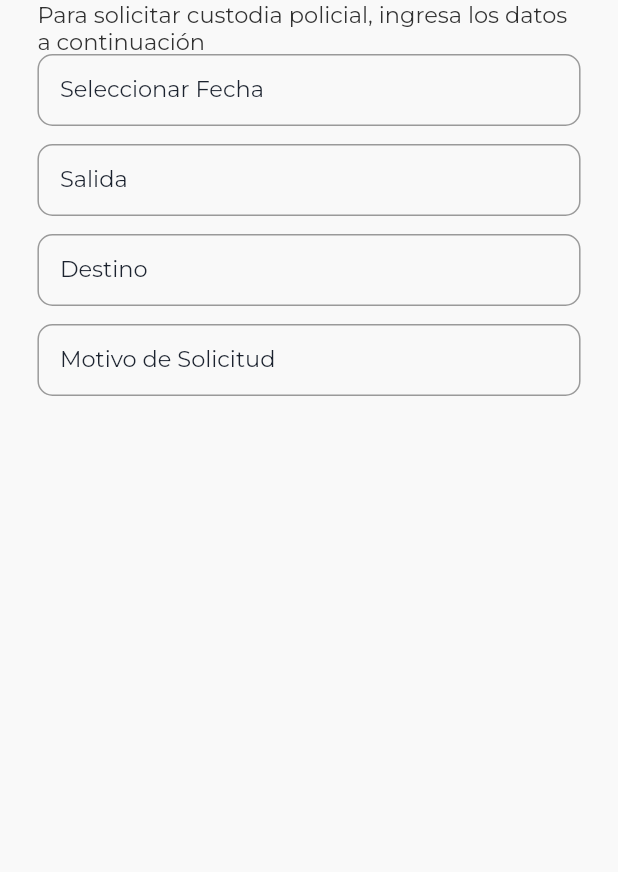
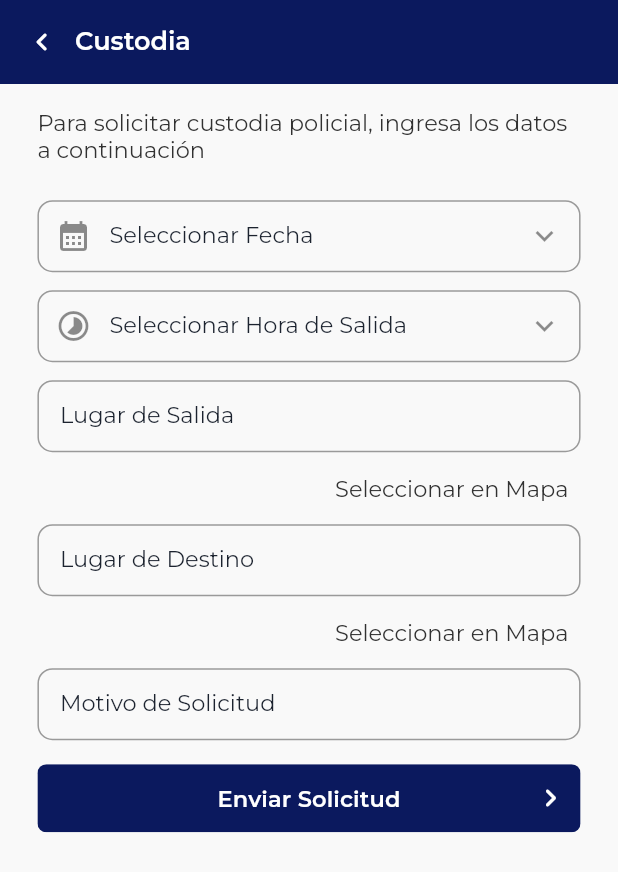
Before and after one commit to 5murdok5/policia_comunitaria, a Flutter app: the PageCustodia screen opened by its route, on a phone screen of 412 x 824 dp. Shown: the top 872 px of the screen. Run offline on Flutter 3.47's test engine with Material 2 defaults, Android fonts, the light colour scheme and no system bars; our stand-ins replace firebase_core, flutter_map, get, latlong2; accounts and stored records are empty; network calls fail; project files that could hold a hidden picture were left out.

Commit message:
update section custodia

```diff
--- a/lib/src/ui/pages/custodia/page.custodia.dart
+++ b/lib/src/ui/pages/custodia/page.custodia.dart
@@ -1,5 +1,8 @@
 import 'package:flutter/material.dart';
 import 'package:policiacomunitaria/src/global/global_valiables_app.dart';
+import 'package:policiacomunitaria/src/theme/theme.dart';
+import 'package:policiacomunitaria/src/ui/widgets/widget_app_bar_home.dart';
+import 'package:policiacomunitaria/src/ui/widgets/widget_button.dart';
 import 'package:policiacomunitaria/src/ui/widgets/widget_input.dart';
 import 'package:policiacomunitaria/src/ui/widgets/widget_text.dart';
 
@@ -8,34 +11,95 @@ class PageCustodia extends StatelessWidget {
 
   @override
   Widget build(BuildContext context) {
-    return Scaffold(
+    return GestureDetector(
+      onTap: () => dismisKeybr(context),
+      child: Scaffold(
+        appBar: customAppbar(
+          title: 'Custodia',
+          showBackButton: true,
+          colorApp: kprimaryColor,
+          colorText: Colors.white,
+        ),
         body: SafeArea(
           child: SingleChildScrollView(
             padding: EdgeInsets.symmetric(
               horizontal: paddingHzApp,
+              vertical: height * 0.02,
             ),
             child: Column(
               children: [
                 text(
                   'Para solicitar custodia policial, ingresa los datos a continuación',
+                  bottom: 25,
                 ),
                 Input(
                   title: 'Seleccionar Fecha',
                   keyboardType: TextInputType.datetime,
+                  readOnly: true,
+                  prefixIcon: const Icon(
+                    Icons.calendar_month,
+                  ),
+                  suffixIcon: const Icon(
+                    Icons.keyboard_arrow_down_outlined,
+                  ),
+                  onTap: () async {
+                    DateTime? pickedDate = await showDatePicker(
+                        context: context,
+                        initialDate: DateTime.now(), //get today's date
+                        firstDate: DateTime(
+                            2000), //DateTime.now() - not to allow to choose before today.
+                        lastDate: DateTime(2101));
+                  },
                 ),
                 Input(
-                title: 'Salida',
+                  title: 'Seleccionar Hora de Salida',
+                  keyboardType: TextInputType.datetime,
+                  readOnly: true,
+                  prefixIcon: const Icon(
+                    Icons.timelapse_sharp,
                   ),
-              Input(
-                title: 'Destino',
+                  suffixIcon: const Icon(
+                    Icons.keyboard_arrow_down_outlined,
                   ),
-              Input(
+                  onTap: () async {
+                    final pickedDate = await showTimePicker(
+                      context: context,
+                      initialTime: TimeOfDay.now(),
+                    );
+                  },
+                ),
+                const Input(
+                  title: 'Lugar de Salida',
+                  padding: EdgeInsets.all(0),
+                ),
+                openMapLocation(),
+                const Input(
+                  title: 'Lugar de Destino',
+                  padding: EdgeInsets.all(0),
+                ),
+                openMapLocation(),
+                const Input(
                   title: 'Motivo de Solicitud',
                 ),
+                const Button(
+                  textbtn: 'Enviar Solicitud',
+                  colorText: Colors.white,
+                )
               ],
+            ),
           ),
         ),
       ),
     );
   }
+
+  Widget openMapLocation() {
+    return Align(
+      alignment: Alignment.centerRight,
+      child: TextButton(
+        onPressed: () => {},
+        child: text('Seleccionar en Mapa'),
+      ),
+    );
   }
+}
--- a/lib/src/ui/pages/home/comp.home/comp.cardserv.dart
+++ b/lib/src/ui/pages/home/comp.home/comp.cardserv.dart
@@ -1,5 +1,6 @@
 import 'package:flutter/material.dart';
 import 'package:policiacomunitaria/src/global/global.page_navigator.dart';
+import 'package:policiacomunitaria/src/global/global_valiables_app.dart';
 import 'package:policiacomunitaria/src/models/models.services.dart';
 import 'package:policiacomunitaria/src/ui/widgets/widget_card.dart';
 import 'package:policiacomunitaria/src/ui/widgets/widget_text.dart';
@@ -15,6 +16,8 @@ class CompCardServ extends StatelessWidget {
         page: serv.page,
       ),
       child: CtCard(
+        height: 150,
+        width: width * 0.39,
         showShadow: true,
         margin: const EdgeInsets.all(10),
         padding: const EdgeInsets.all(10),
--- a/lib/src/ui/pages/home/page.home.dart
+++ b/lib/src/ui/pages/home/page.home.dart
@@ -3,6 +3,7 @@ import 'package:policiacomunitaria/src/global/global_valiables_app.dart';
 import 'package:policiacomunitaria/src/theme/theme.dart';
 import 'package:policiacomunitaria/src/ui/pages/home/comp.home/comp.cont_actions.dart';
 import 'package:policiacomunitaria/src/ui/pages/home/comp.home/comp.home_header.dart';
+import 'package:policiacomunitaria/src/ui/widgets/widget_text.dart';
 
 class HomePage extends StatelessWidget {
   const HomePage({super.key});
--- /dev/null
+++ b/lib/src/ui/widgets/widget_button.dart
@@ -0,0 +1,245 @@
+import 'package:flutter/material.dart';
+import 'package:policiacomunitaria/src/global/global_valiables_app.dart';
+import 'package:policiacomunitaria/src/theme/theme.dart';
+import 'package:policiacomunitaria/src/ui/widgets/widget_load.dart';
+
+///types:  secondary, primary_line, secondary_line, light_primary, solid_primary, emply=defauld primary
+button(
+  String text, {
+  Function()? onTap,
+  String type = 'primary',
+  bool disable = false,
+  bool load = false,
+  bool showArrow = true,
+  EdgeInsetsGeometry? padding,
+  EdgeInsetsGeometry margin = const EdgeInsets.symmetric(vertical: 4),
+  double radius = 6.0,
+}) {
+  switch (type) {
+    case 'secondary':
+      return Button(
+        textbtn: text,
+        colorBtn: kSecondaryColor,
+        colorText: Colors.white,
+        disable: disable,
+        load: load,
+        padding: padding,
+        showArrowIcon: showArrow,
+        margin: margin,
+        onTap: onTap,
+        radius: radius,
+      );
+    case 'cancel':
+      return Button(
+        textbtn: text,
+        colorBtn: Colors.redAccent,
+        colorText: Colors.white,
+        disable: disable,
+        load: load,
+        padding: padding,
+        showArrowIcon: showArrow,
+        margin: margin,
+        onTap: onTap,
+        radius: radius,
+      );
+    case 'primary_line':
+      return Button(
+        textbtn: text,
+        onlyBorder: true,
+        disable: disable,
+        load: load,
+        padding: padding,
+        showArrowIcon: showArrow,
+        margin: margin,
+        onTap: onTap,
+        radius: radius,
+      );
+    case 'secondary_line':
+      return Button(
+        textbtn: text,
+        colorBtn: kSecondaryColor.withAlpha(200),
+        onlyBorder: true,
+        disable: disable,
+        load: load,
+        padding: padding,
+        showArrowIcon: showArrow,
+        margin: margin,
+        onTap: onTap,
+        radius: radius,
+      );
+    case 'light_primary':
+      return Button(
+        textbtn: text,
+        colorBtn: Colors.white,
+        onlyBorder: true,
+        disable: disable,
+        load: load,
+        padding: padding,
+        showArrowIcon: showArrow,
+        margin: margin,
+        onTap: onTap,
+        radius: radius,
+      );
+    case 'solid_primary':
+      return Button(
+        textbtn: text,
+        colorBtn: Colors.white,
+        colorText: kSecondaryColor,
+        disable: disable,
+        load: load,
+        padding: padding,
+        showArrowIcon: showArrow,
+        margin: margin,
+        onTap: onTap,
+        radius: radius,
+      );
+    default:
+      return Button(
+        textbtn: text,
+        disable: disable,
+        load: load,
+        padding: padding,
+        showArrowIcon: showArrow,
+        margin: margin,
+        onTap: onTap,
+        radius: radius,
+      );
+  }
+}
+
+class Button extends StatelessWidget {
+  final double radius;
+  final String textbtn;
+  final Function()? onTap;
+  final EdgeInsetsGeometry? padding;
+  final Color? colorBtn;
+  final Color? colorText;
+  final bool onlyBorder;
+  final bool showArrowIcon;
+  final bool? load;
+  final bool? disable;
+  final double width;
+  final Widget? widgetText;
+
+  final EdgeInsetsGeometry margin;
+  const Button({
+    Key? key,
+    this.radius = 6,
+    this.textbtn = "text_example",
+    this.onTap,
+    this.colorBtn = kprimaryColor,
+    this.colorText = kSecondaryColor,
+    this.onlyBorder = false,
+    this.showArrowIcon = true,
+    this.margin = const EdgeInsets.symmetric(vertical: 4),
+    this.load,
+    this.disable = false,
+    this.padding,
+    this.widgetText,
+    this.width = double.infinity,
+  }) : super(key: key);
+
+  @override
+  Widget build(BuildContext context) {
+    return AnimatedOpacity(
+      duration: const Duration(milliseconds: 400),
+      opacity: load == true ? 0.82 : 1.0,
+      child: Padding(
+        padding: margin,
+        child: InkWell(
+          splashColor: onlyBorder
+              ? colorBtn!.withAlpha(100)
+              : kprimaryColor.withAlpha(100),
+          onTap: load == true || disable == true ? null : onTap,
+          child: Stack(
+            alignment: Alignment.center,
+            children: [
+              ClipRRect(
+                borderRadius: BorderRadius.circular(radius),
+                child: Material(
+                  color: onlyBorder
+                      ? Colors.transparent
+                      : disable == true
+                          ? colorBtn!.withAlpha(100)
+                          : colorBtn,
+                  child: AnimatedContainer(
+                    duration: const Duration(milliseconds: 500),
+                    width: width,
+                    padding:
+                        padding ?? const EdgeInsets.symmetric(vertical: 12),
+                    decoration: BoxDecoration(
+                      border: Border.all(
+                        color: onlyBorder
+                            ? disable == true
+                                ? Colors.grey[300]!
+                                : colorBtn!
+                            : Colors.transparent,
+                        width: 1.7,
+                      ),
+                      borderRadius: BorderRadius.circular(radius),
+                      color: onlyBorder
+                          ? Colors.transparent
+                          : disable == true
+                              ? colorBtn!.withAlpha(50)
+                              : Colors.transparent,
+                    ),
+                    child: Row(
+                      mainAxisSize: MainAxisSize.max,
+                      mainAxisAlignment: MainAxisAlignment.center,
+                      children: [
+                        widgetText ?? const SizedBox(),
+                        Text(
+                          textbtn,
+                          textAlign: TextAlign.center,
+                          style: theme.textTheme.subtitle2!.copyWith(
+                            color: onlyBorder
+                                ? disable == true
+                                    ? colorText!.withAlpha(120)
+                                    : colorBtn
+                                : disable == true
+                                    ? colorText!.withAlpha(120)
+                                    : colorText ?? kTextBlackColor,
+                            fontWeight: FontWeight.w600,
+                            fontSize: 15,
+                          ),
+                        ),
+                      ],
+                    ),
+                  ),
+                ),
+              ),
+              Align(
+                alignment: Alignment.centerRight,
+                child: Padding(
+                  padding: const EdgeInsets.all(8.0),
+                  child: load == true
+                      ? loadwidget(
+                          colorIndicator: onlyBorder
+                              ? disable!
+                                  ? colorText!.withAlpha(130)
+                                  : colorBtn
+                              : disable!
+                                  ? colorText!.withAlpha(130)
+                                  : colorText,
+                        )
+                      : Icon(
+                          Icons.keyboard_arrow_right_rounded,
+                          color: showArrowIcon
+                              ? onlyBorder
+                                  ? disable == true
+                                      ? colorText!.withAlpha(130)
+                                      : colorBtn
+                                  : disable == true
+                                      ? colorText!.withAlpha(130)
+                                      : colorText
+                              : Colors.transparent,
+                        ),
+                ),
+              )
+            ],
+          ),
+        ),
+      ),
+    );
+  }
+}
--- /dev/null
+++ b/lib/src/ui/widgets/widget_load.dart
@@ -0,0 +1,23 @@
+import 'package:flutter/material.dart';
+import 'package:policiacomunitaria/src/theme/theme.dart';
+
+Widget loadwidget(
+    {Color? colorIndicator = kprimaryColor,
+    double size = 25,
+    double strokeWidth = 2.7,
+    EdgeInsetsGeometry padding = const EdgeInsets.all(0)}) {
+  return Padding(
+    padding: padding,
+    child: SizedBox(
+      height: size,
+      width: size,
+      child: Center(
+        child: CircularProgressIndicator(
+          backgroundColor: Colors.transparent,
+          valueColor: AlwaysStoppedAnimation<Color>(colorIndicator!),
+          strokeWidth: strokeWidth,
+        ),
+      ),
+    ),
+  );
+}
```
Also changed, not shown: lib/src/ui/pages/home/comp.home/comp.cont_actions.dart (+24 -6 lines), lib/src/ui/widgets/widget_button copy.dart (added, +245 -0 lines). Lines whose indentation alone changed are shown as unchanged.
